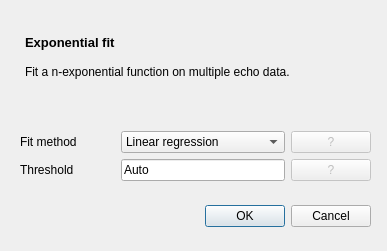
Qt form ui/expfitview.ui (fgrelard/ProcessMRI) before a commit.
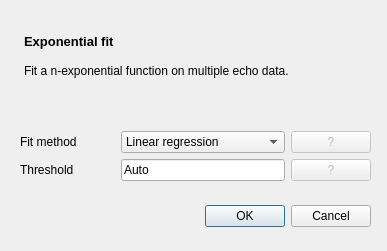
The same form after that commit.

```diff
--- a/ui/expfitview.ui
+++ b/ui/expfitview.ui
@@ -101,6 +101,9 @@
       <property name="styleSheet">
        <string notr="true">background: rgba(0,0,0,0%)</string>
       </property>
+      <property name="frameShape">
+       <enum>QFrame::NoFrame</enum>
+      </property>
       <property name="readOnly">
        <bool>true</bool>
       </property>
```
